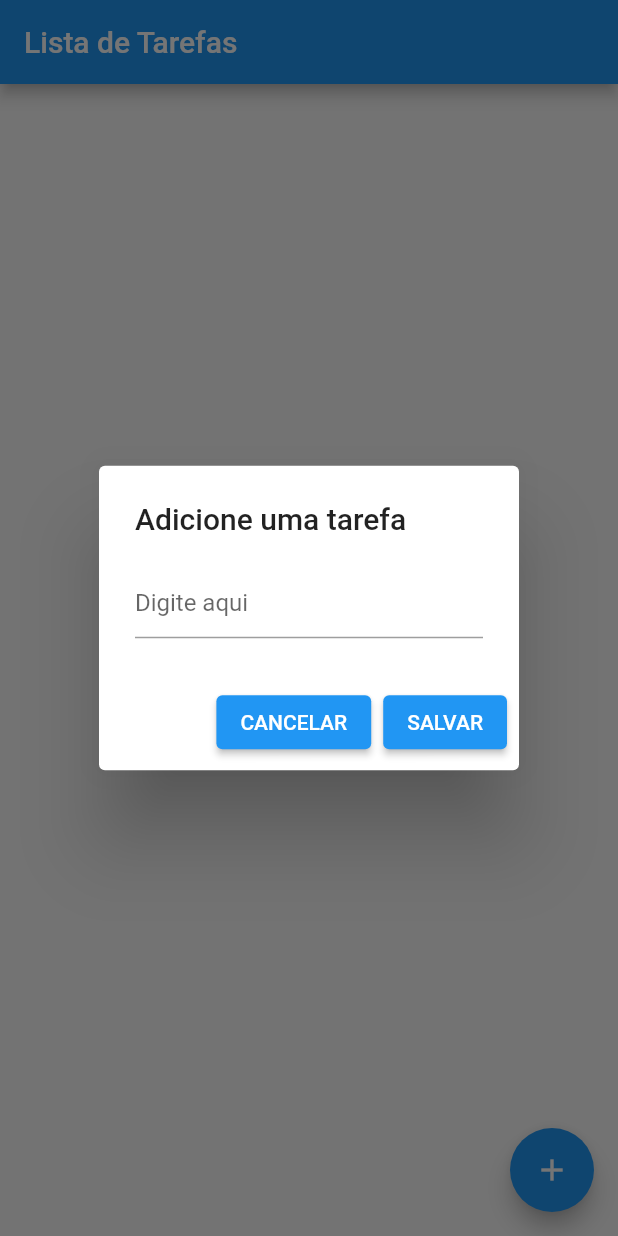
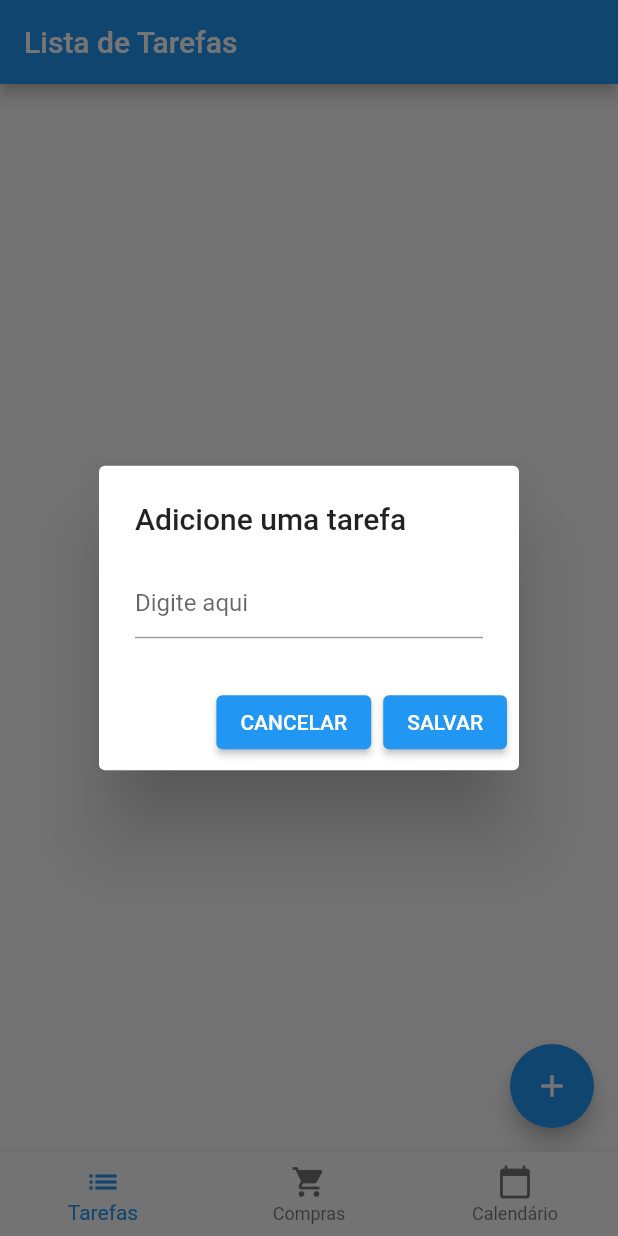
Before and after one commit to andreyquadros/ranger_todo, a Flutter app: the screen it shows after launch, after a tap on the "add" icon, on a phone screen of 412 x 824 dp. Run offline on Flutter 3.47's test engine with Material 2 defaults, Android fonts, the phone set to English and light mode, and no system bars; our stand-ins replace get.

Commit message:
1.1 - Ranger To Do List - Aplicativo para Gerenciamento de Tarefas - NavigatonBottomBar funcionando, com lista de tarefas e de compras

```diff
--- /dev/null
+++ b/lib/View/pages/calendar_page.dart
@@ -0,0 +1,20 @@
+import 'package:flutter/material.dart';
+import 'package:get/get.dart';
+
+import '../../ViewModel/controllers/calendar_controller.dart';
+
+class CalendarPage extends StatelessWidget {
+  final CalendarController _calendarController = Get.put(CalendarController());
+
+  @override
+  Widget build(BuildContext context) {
+    return Obx(
+          () => Center(
+        child: Text(
+          'Data atual: ${_calendarController.currentDate.value}',
+          style: TextStyle(fontSize: 24),
+        ),
+      ),
+    );
+  }
+}
--- /dev/null
+++ b/lib/View/pages/main_page.dart
@@ -0,0 +1,52 @@
+import 'package:flutter/material.dart';
+import 'package:get/get.dart';
+import 'shopping_list_page.dart';
+import 'calendar_page.dart';
+import 'task_page.dart';
+
+
+class MainPage extends StatefulWidget {
+  @override
+  _MainPageState createState() => _MainPageState();
+}
+
+class _MainPageState extends State<MainPage> {
+  final List<Widget> _pages = [
+    TaskPage(),
+    ShoppingPage(),
+    CalendarPage(),
+  ];
+  int _currentIndex = 0;
+
+  @override
+  Widget build(BuildContext context) {
+    return Scaffold(
+        body: IndexedStack(
+        index: _currentIndex,
+        children: _pages,
+    ),
+    bottomNavigationBar: BottomNavigationBar(
+    currentIndex: _currentIndex,
+    onTap: (index) {
+    setState(() {
+    _currentIndex = index;
+    });
+    },
+    items: const <BottomNavigationBarItem>[
+    BottomNavigationBarItem(
+    icon: Icon(Icons.list),
+    label: 'Tarefas',
+    ),
+    BottomNavigationBarItem(
+    icon: Icon(Icons.shopping_cart),
+    label: 'Compras',
+    ),
+      BottomNavigationBarItem(
+        icon: Icon(Icons.calendar_today),
+        label: 'Calendário',
+      ),
+    ],
+    ),
+    );
+  }
+}
--- /dev/null
+++ b/lib/ViewModel/controllers/calendar_controller.dart
@@ -0,0 +1,5 @@
+import 'package:get/get.dart';
+
+class CalendarController extends GetxController {
+  var currentDate = DateTime.now().obs;
+}
--- a/lib/main.dart
+++ b/lib/main.dart
@@ -1,10 +1,11 @@
 import 'package:flutter/material.dart';
 import 'package:get/get.dart';
+import 'package:ranger_todolist/View/pages/main_page.dart';
 import 'package:ranger_todolist/View/pages/task_page.dart';
 
 void main(){
   runApp(GetMaterialApp(
     debugShowCheckedModeBanner: false,
-    home: TaskPage(),
+    home: MainPage(),
   ));
 }
```
Also changed, not shown: lib/View/pages/shopping_list_page.dart (added, +102 -0 lines), lib/ViewModel/controllers/shopping_list_controller.dart (added, +21 -0 lines).
